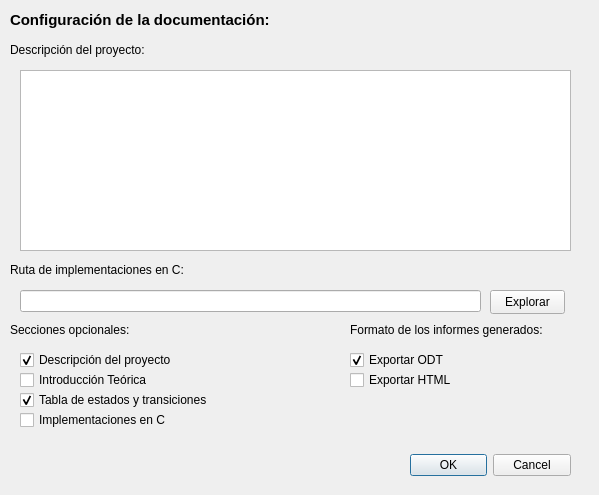
NicolasTobiasAlmaraz/api_qt_docx, file umodelfactory/dialogconfigdocumentacion.ui: the form before one commit.
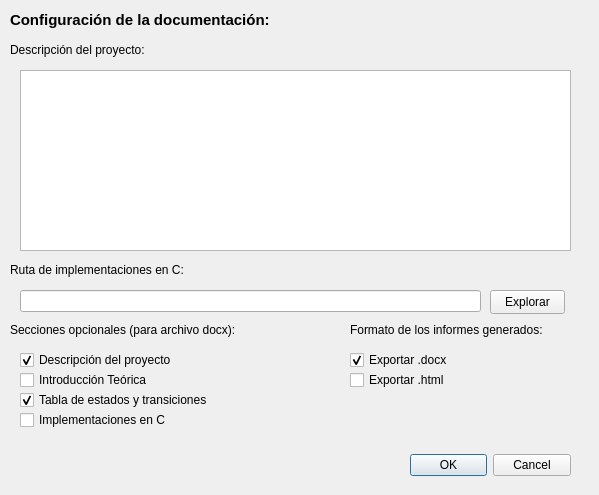
The form after the commit.

What changed in the file:
```diff
--- a/umodelfactory/dialogconfigdocumentacion.ui
+++ b/umodelfactory/dialogconfigdocumentacion.ui
@@ -29,7 +29,7 @@
     </font>
    </property>
    <property name="text">
-    <string>Secciones opcionales:</string>
+    <string>Secciones opcionales (para archivo docx):</string>
    </property>
   </widget>
   <widget class="QLineEdit" name="LE_path">
@@ -186,7 +186,7 @@
     </rect>
    </property>
    <property name="text">
-    <string>Exportar HTML</string>
+    <string>Exportar .html</string>
    </property>
   </widget>
   <widget class="QCheckBox" name="CB_odt">
@@ -199,7 +199,7 @@
     </rect>
    </property>
    <property name="text">
-    <string>Exportar ODT</string>
+    <string>Exportar .docx</string>
    </property>
    <property name="checked">
     <bool>true</bool>
```
